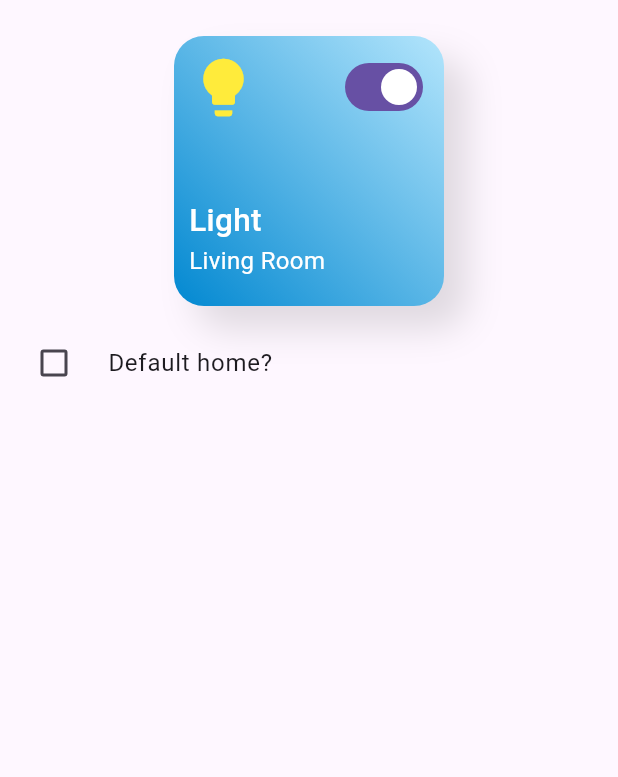
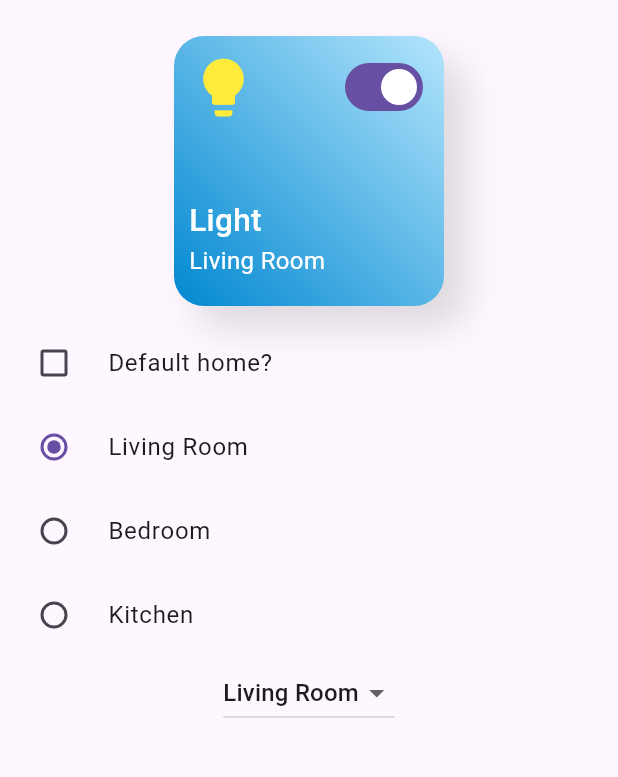
Before and after one commit to zacw-243L/flutter-smart-home-app, a Flutter app: the screen it shows after launch, on a phone screen of 412 x 824 dp, the part 63-840 px from its top. Run offline on Flutter 3.47's test engine with Material 3 defaults, Android fonts, the phone set to English and light mode, and no system bars.

Commit message:
added more buttons

```diff
--- a/lib/main.dart
+++ b/lib/main.dart
@@ -13,6 +13,8 @@ class MyApp extends StatefulWidget {
 
 class _MyAppState extends State<MyApp> {
   bool _isDefault = false;
+  List<String> rooms = ['Living Room', 'Bedroom', 'Kitchen'];
+  String _selectedRoom = 'Living Room';
 
   @override
   Widget build(BuildContext context) {
@@ -31,6 +33,58 @@ class _MyAppState extends State<MyApp> {
               onChanged: (newValue) {
                 setState(() {
                   _isDefault = newValue!;
+                });
+              },
+            ),
+            RadioListTile(
+              title: Text(rooms[0]),
+              value: rooms[0],
+              groupValue: _selectedRoom,
+              onChanged: (value) {
+                setState(() {
+                  _selectedRoom = value!;
+                });
+              },
+            ),
+            RadioListTile(
+              title: Text(rooms[1]),
+              value: rooms[1],
+              groupValue: _selectedRoom,
+              onChanged: (value) {
+                setState(() {
+                  _selectedRoom = value!;
+                });
+              },
+            ),
+            RadioListTile(
+              title: Text(rooms[2]),
+              value: rooms[2],
+              groupValue: _selectedRoom,
+              onChanged: (value) {
+                setState(() {
+                  _selectedRoom = value!;
+                });
+              },
+            ),
+            DropdownButton(
+              value: _selectedRoom,
+              items: [
+                DropdownMenuItem<String>(
+                  value: rooms[0],
+                  child: Text(rooms[0]),
+                ),
+                DropdownMenuItem<String>(
+                  value: rooms[1],
+                  child: Text(rooms[1]),
+                ),
+                DropdownMenuItem<String>(
+                  value: rooms[2],
+                  child: Text(rooms[2]),
+                ),
+              ],
+              onChanged: (newValue) {
+                setState(() {
+                  _selectedRoom = newValue!;
                 });
               },
             ),
```
